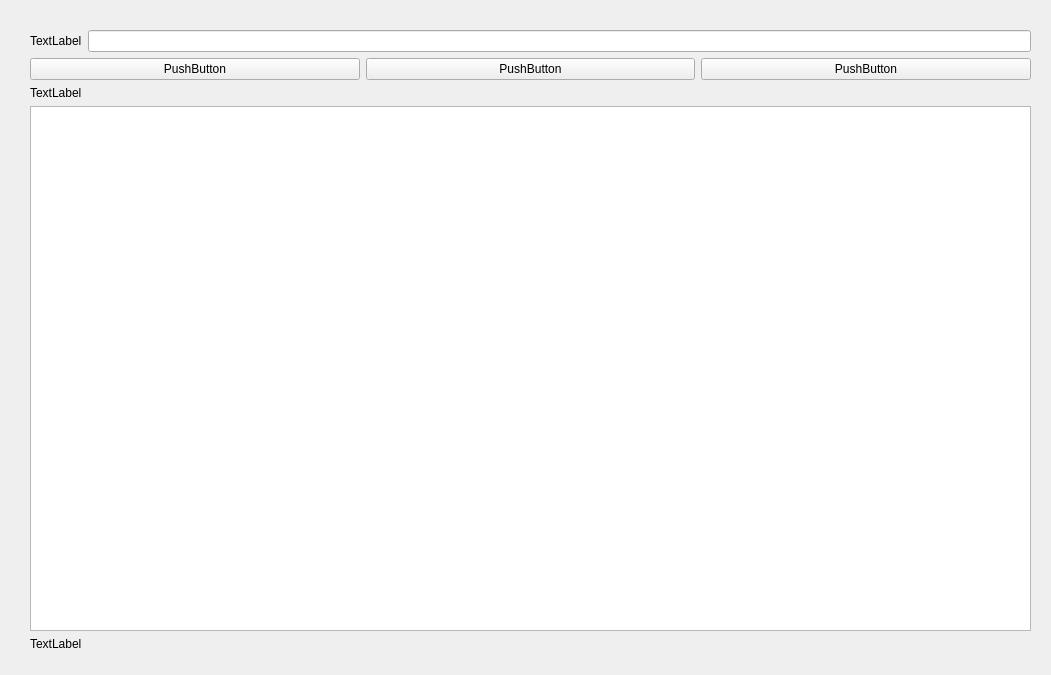
This is flight_inquiry_flightid.ui in Aloereed/Flightman_Client_DATA130039 as Qt 5 draws it before an edit. The edited form follows.
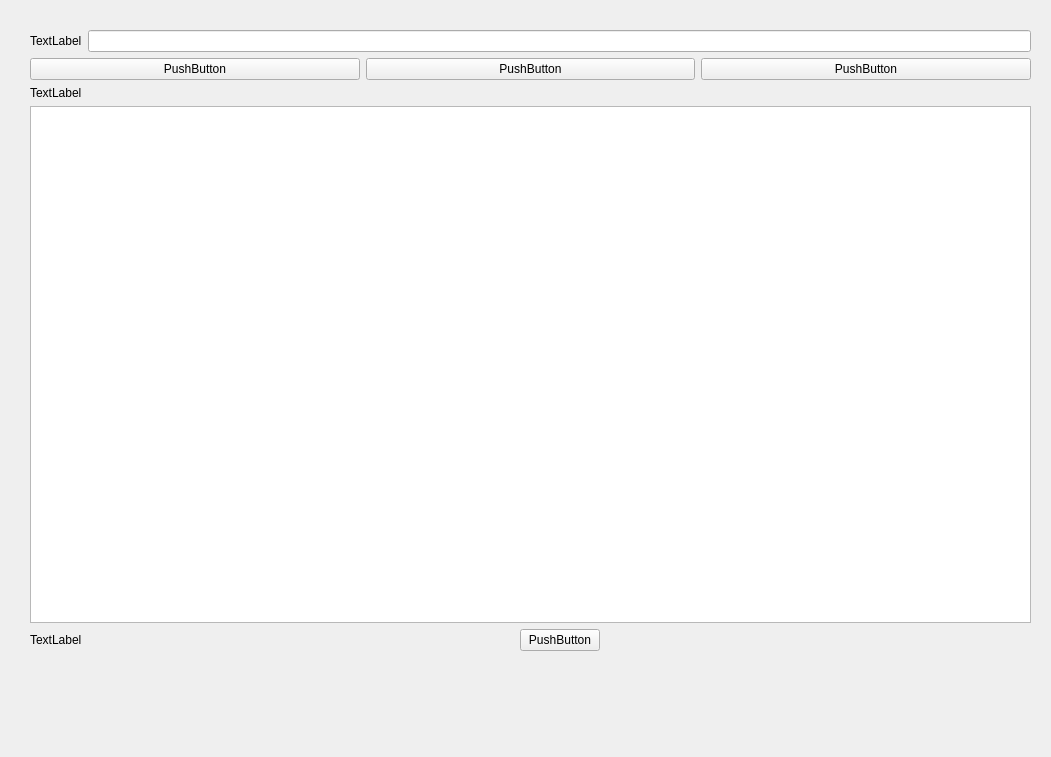
This is the edited form.

Commit message: 更改了界面，未登录的用户查询航班后需要预定机票者，需要点击登陆并进入到登陆界面。

What changed in the file:
```diff
--- a/flight_inquiry_flightid.ui
+++ b/flight_inquiry_flightid.ui
@@ -7,7 +7,7 @@
     <x>0</x>
     <y>0</y>
     <width>1051</width>
-    <height>675</height>
+    <height>757</height>
    </rect>
   </property>
   <property name="windowTitle">
@@ -74,15 +74,52 @@
       <item>
        <widget class="QTableView" name="tableView"/>
       </item>
+      <item>
+       <layout class="QHBoxLayout" name="horizontalLayout_3">
+        <item>
+         <widget class="QLabel" name="UserStatus">
+          <property name="text">
+           <string>TextLabel</string>
+          </property>
+         </widget>
+        </item>
+        <item>
+         <spacer name="horizontalSpacer_2">
+          <property name="orientation">
+           <enum>Qt::Horizontal</enum>
+          </property>
+          <property name="sizeHint" stdset="0">
+           <size>
+            <width>40</width>
+            <height>20</height>
+           </size>
+          </property>
+         </spacer>
+        </item>
+        <item>
+         <widget class="QPushButton" name="login_pushButton">
+          <property name="text">
+           <string>PushButton</string>
+          </property>
+         </widget>
+        </item>
+        <item>
+         <spacer name="horizontalSpacer">
+          <property name="orientation">
+           <enum>Qt::Horizontal</enum>
+          </property>
+          <property name="sizeHint" stdset="0">
+           <size>
+            <width>40</width>
+            <height>20</height>
+           </size>
+          </property>
+         </spacer>
+        </item>
+       </layout>
+      </item>
      </layout>
     </item>
-    <item>
-     <widget class="QLabel" name="UserStatus">
-      <property name="text">
-       <string>TextLabel</string>
-      </property>
-     </widget>
-    </item>
    </layout>
   </widget>
  </widget>
```
The commit also changes 6 other files.
